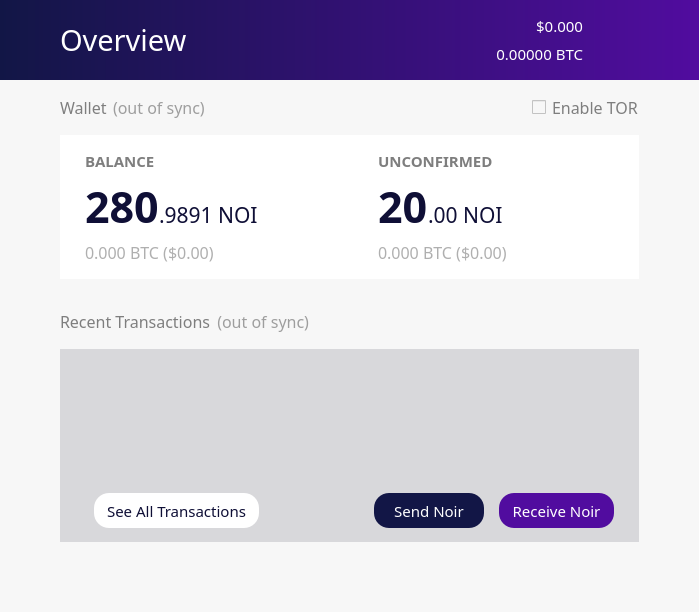
The window that src/qt/forms/overviewpage.ui (noirofficial/noir) describes before a commit, drawn with Qt 5.
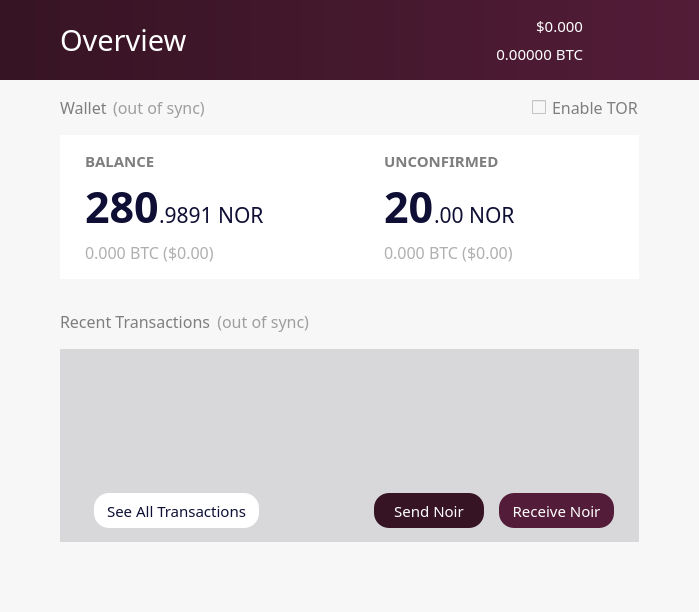
The same window after the commit. Icons and pictures are not drawn.

Commit message: rebrand: update colors

```diff
--- a/src/qt/forms/overviewpage.ui
+++ b/src/qt/forms/overviewpage.ui
@@ -388,7 +388,7 @@
             <bool>false</bool>
            </property>
            <property name="styleSheet">
-            <string notr="true">background: QLinearGradient(x1: 0, y1: 0, x2: 1, y2: 0, stop: 0 #121646, stop: 1 #510c9f);
+            <string notr="true">background: QLinearGradient(x1: 0, y1: 0, x2: 1, y2: 0, stop: 0 #361423, stop: 1 #531C38);
 border:0;
 </string>
            </property>
@@ -948,7 +948,7 @@
 padding-bottom:6;</string>
                  </property>
                  <property name="text">
-                  <string>.9891 NOI</string>
+                  <string>.9891 NOR</string>
                  </property>
                  <property name="alignment">
                   <set>Qt::AlignBottom|Qt::AlignLeading|Qt::AlignLeft</set>
@@ -1325,7 +1325,7 @@
 padding-bottom:6;</string>
                  </property>
                  <property name="text">
-                  <string>.00 NOI</string>
+                  <string>.00 NOR</string>
                  </property>
                  <property name="alignment">
                   <set>Qt::AlignBottom|Qt::AlignLeading|Qt::AlignLeft</set>
@@ -1943,7 +1943,7 @@
                      <bool>false</bool>
                     </property>
                     <property name="styleSheet">
-                     <string notr="true">background-color: #121646;
+                     <string notr="true">background-color: #361423;
 color: white;
 border-radius:15px;
 height:35px;
@@ -1978,7 +1978,7 @@
                      </font>
                     </property>
                     <property name="styleSheet">
-                     <string notr="true">background-color: #510c9f;
+                     <string notr="true">background-color: #531C38;
 color: white;
 border-radius:15px;
 height:35px;
```
The commit also changes 88 other files.
